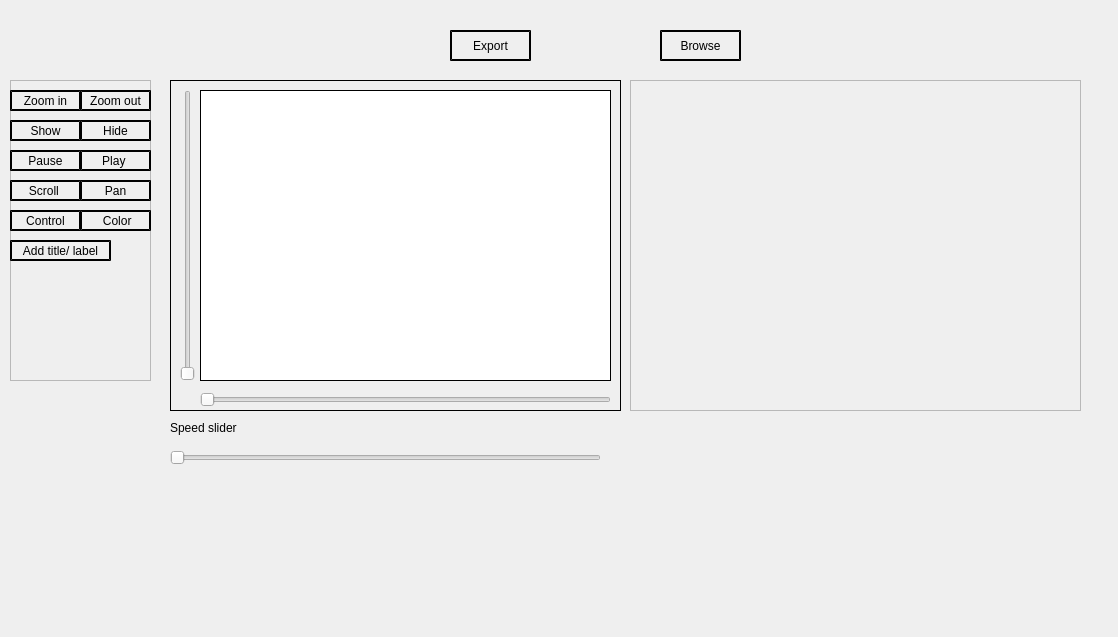
jemmyyy/dsptasks, file Task 1 - Signal Viewer/main.ui: the form before one commit.
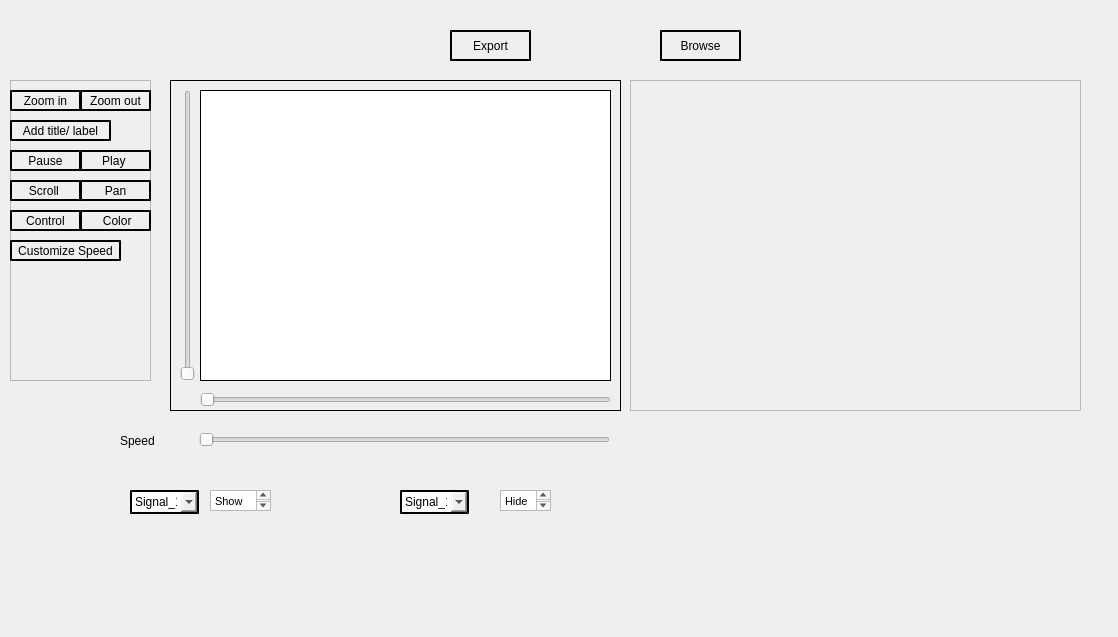
The form after the commit. Icons and pictures are not drawn. Custom widgets are drawn as their Qt base class.

What changed in the file:
```diff
--- a/Task 1 - Signal Viewer/main.ui
+++ b/Task 1 - Signal Viewer/main.ui
@@ -2221,48 +2221,6 @@
      <string>Zoom in</string>
     </property>
    </widget>
-   <widget class="QPushButton" name="ShowButton_4">
-    <property name="geometry">
-     <rect>
-      <x>0</x>
-      <y>40</y>
-      <width>71</width>
-      <height>21</height>
-     </rect>
-    </property>
-    <property name="styleSheet">
-     <string notr="true">QPushButton
-{
-    border-style: outset;
-    border-width: 2px;
-    border-color: black;
-}</string>
-    </property>
-    <property name="text">
-     <string>Show</string>
-    </property>
-   </widget>
-   <widget class="QPushButton" name="HideButton_5">
-    <property name="geometry">
-     <rect>
-      <x>70</x>
-      <y>40</y>
-      <width>71</width>
-      <height>21</height>
-     </rect>
-    </property>
-    <property name="styleSheet">
-     <string notr="true">QPushButton
-{
-    border-style: outset;
-    border-width: 2px;
-    border-color: black;
-}</string>
-    </property>
-    <property name="text">
-     <string>Hide</string>
-    </property>
-   </widget>
    <widget class="QPushButton" name="PauseButton_6">
     <property name="geometry">
      <rect>
@@ -2389,11 +2347,33 @@
      <string>Control</string>
     </property>
    </widget>
-   <widget class="QPushButton" name="Add_title_labelButton_14">
+   <widget class="QPushButton" name="Customize_SpeedButton_11">
     <property name="geometry">
      <rect>
       <x>0</x>
       <y>160</y>
+      <width>111</width>
+      <height>21</height>
+     </rect>
+    </property>
+    <property name="styleSheet">
+     <string notr="true">QPushButton
+{
+    border-style: outset;
+    border-width: 2px;
+    border-color: black;
+}
+</string>
+    </property>
+    <property name="text">
+     <string>Customize Speed</string>
+    </property>
+   </widget>
+   <widget class="QPushButton" name="Add_title_labelButton_14">
+    <property name="geometry">
+     <rect>
+      <x>0</x>
+      <y>40</y>
       <width>101</width>
       <height>21</height>
      </rect>
@@ -2463,13 +2443,123 @@
     <enum>QFrame::Raised</enum>
    </property>
   </widget>
+  <widget class="QComboBox" name="ShowcomboBox">
+   <property name="geometry">
+    <rect>
+     <x>130</x>
+     <y>490</y>
+     <width>69</width>
+     <height>24</height>
+    </rect>
+   </property>
+   <property name="styleSheet">
+    <string notr="true">QComboBox
+{
+    border-style: outset;
+    border-width: 2px;
+    border-color: black;
+}</string>
+   </property>
+   <item>
+    <property name="text">
+     <string>Signal_1</string>
+    </property>
+   </item>
+   <item>
+    <property name="text">
+     <string>Signal_2</string>
+    </property>
+   </item>
+   <item>
+    <property name="text">
+     <string>Signal_3</string>
+    </property>
+   </item>
+   <item>
+    <property name="text">
+     <string>All</string>
+    </property>
+   </item>
+  </widget>
+  <widget class="QTextEdit" name="textEdit">
+   <property name="geometry">
+    <rect>
+     <x>210</x>
+     <y>490</y>
+     <width>61</width>
+     <height>21</height>
+    </rect>
+   </property>
+   <property name="html">
+    <string>&lt;!DOCTYPE HTML PUBLIC &quot;-//W3C//DTD HTML 4.0//EN&quot; &quot;http://www.w3.org/TR/REC-html40/strict.dtd&quot;&gt;
+&lt;html&gt;&lt;head&gt;&lt;meta name=&quot;qrichtext&quot; content=&quot;1&quot; /&gt;&lt;style type=&quot;text/css&quot;&gt;
+p, li { white-space: pre-wrap; }
+&lt;/style&gt;&lt;/head&gt;&lt;body style=&quot; font-family:'MS Shell Dlg 2'; font-size:8pt; font-weight:400; font-style:normal;&quot;&gt;
+&lt;p style=&quot; margin-top:0px; margin-bottom:0px; margin-left:0px; margin-right:0px; -qt-block-indent:0; text-indent:0px;&quot;&gt;&lt;span style=&quot; font-size:8.25pt;&quot;&gt;Show&lt;/span&gt;&lt;/p&gt;&lt;/body&gt;&lt;/html&gt;</string>
+   </property>
+  </widget>
+  <widget class="QComboBox" name="HidecomboBox">
+   <property name="geometry">
+    <rect>
+     <x>400</x>
+     <y>490</y>
+     <width>69</width>
+     <height>24</height>
+    </rect>
+   </property>
+   <property name="styleSheet">
+    <string notr="true">QComboBox
+{
+    border-style: outset;
+    border-width: 2px;
+    border-color: black;
+}</string>
+   </property>
+   <item>
+    <property name="text">
+     <string>Signal_1</string>
+    </property>
+   </item>
+   <item>
+    <property name="text">
+     <string>Signal_2</string>
+    </property>
+   </item>
+   <item>
+    <property name="text">
+     <string>Signal_3</string>
+    </property>
+   </item>
+   <item>
+    <property name="text">
+     <string>All</string>
+    </property>
+   </item>
+  </widget>
+  <widget class="QTextEdit" name="textEdit_2">
+   <property name="geometry">
+    <rect>
+     <x>500</x>
+     <y>490</y>
+     <width>51</width>
+     <height>21</height>
+    </rect>
+   </property>
+   <property name="html">
+    <string>&lt;!DOCTYPE HTML PUBLIC &quot;-//W3C//DTD HTML 4.0//EN&quot; &quot;http://www.w3.org/TR/REC-html40/strict.dtd&quot;&gt;
+&lt;html&gt;&lt;head&gt;&lt;meta name=&quot;qrichtext&quot; content=&quot;1&quot; /&gt;&lt;style type=&quot;text/css&quot;&gt;
+p, li { white-space: pre-wrap; }
+&lt;/style&gt;&lt;/head&gt;&lt;body style=&quot; font-family:'MS Shell Dlg 2'; font-size:8pt; font-weight:400; font-style:normal;&quot;&gt;
+&lt;p style=&quot; margin-top:0px; margin-bottom:0px; margin-left:0px; margin-right:0px; -qt-block-indent:0; text-indent:0px;&quot;&gt;&lt;span style=&quot; font-size:8.25pt;&quot;&gt;Hide&lt;/span&gt;&lt;/p&gt;&lt;/body&gt;&lt;/html&gt;</string>
+   </property>
+  </widget>
   <widget class="QSlider" name="horizontalSlider_2">
    <property name="geometry">
     <rect>
-     <x>170</x>
-     <y>450</y>
-     <width>431</width>
-     <height>16</height>
+     <x>199</x>
+     <y>430</y>
+     <width>411</width>
+     <height>20</height>
     </rect>
    </property>
    <property name="orientation">
@@ -2479,14 +2569,14 @@
   <widget class="QLabel" name="label">
    <property name="geometry">
     <rect>
-     <x>170</x>
-     <y>420</y>
-     <width>81</width>
-     <height>16</height>
+     <x>120</x>
+     <y>430</y>
+     <width>61</width>
+     <height>21</height>
     </rect>
    </property>
    <property name="text">
-    <string>Speed slider</string>
+    <string>Speed</string>
    </property>
   </widget>
  </widget>
```
